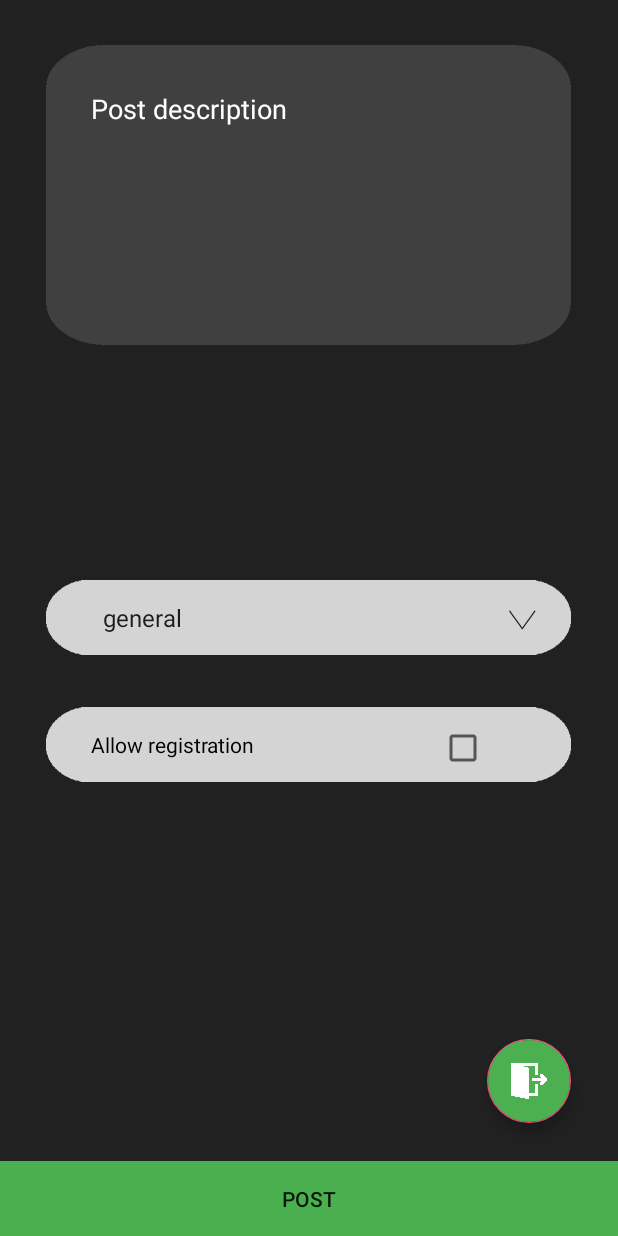
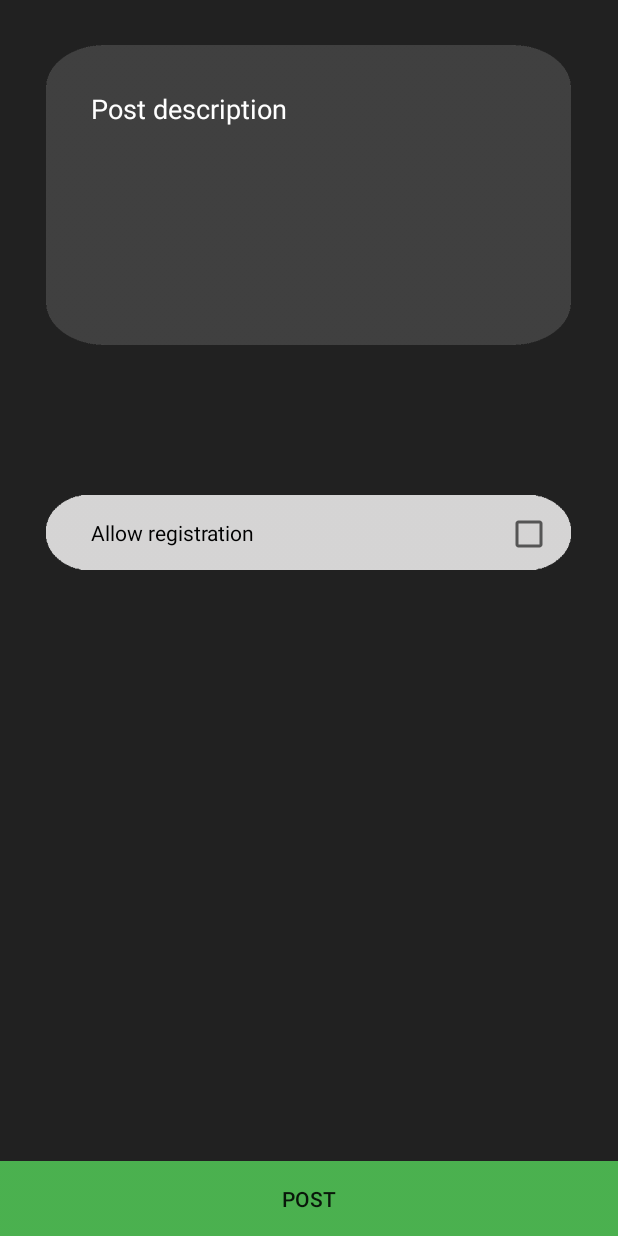
Before and after one commit to ashutosh15017/Sportify_version1, an Android app: the AddPost screen opened directly, with no data from a screen before it, on a phone screen of 412 x 824 dp. Run offline under Robolectric (Android 15) with nearby library versions, the phone set to English and light mode, and no system bars; our stand-ins replace Firebase (no records; nobody signed in at launch, a user with empty details on screens opened directly); 4 statements that could not run were skipped.

```diff
--- a/app/src/main/AndroidManifest.xml
+++ b/app/src/main/AndroidManifest.xml
@@ -34,6 +34,7 @@
             android:theme="@style/AppTheme.NoActionBar" />
         <activity
             android:name=".AddPost"
+            android:windowSoftInputMode="adjustPan|adjustResize"
             android:theme="@style/AppTheme.NoActionBar" />
         <activity
             android:name=".Home_Coordinator"
--- a/app/src/main/java/com/example/ishmeetkaur/sportify_version1/AddPost.java
+++ b/app/src/main/java/com/example/ishmeetkaur/sportify_version1/AddPost.java
@@ -49,16 +49,7 @@ public class AddPost extends AppCompatActivity {
 
         databaseReference = FirebaseDatabase.getInstance().getReference();
         mAuth = FirebaseAuth.getInstance();
-        fabLogout = (FloatingActionButton) findViewById(R.id.fabLogout);
-        fabLogout.setOnClickListener(new View.OnClickListener() {
-            @Override
-            public void onClick(View view) {
-                mAuth.signOut();
-                Intent i = new Intent(getApplicationContext(),Login.class);
-                startActivity(i);
-                Toast.makeText(getApplicationContext(), "Logged out", Toast.LENGTH_SHORT).show();
-            }
-        });
+
         typeSpinner.setOnItemSelectedListener(new AdapterView.OnItemSelectedListener() {
             @Override
             public void onItemSelected(AdapterView<?> adapterView, View view, int i, long l) {
--- a/app/src/main/java/com/example/ishmeetkaur/sportify_version1/Home_Coordinator.java
+++ b/app/src/main/java/com/example/ishmeetkaur/sportify_version1/Home_Coordinator.java
@@ -26,7 +26,6 @@ public class Home_Coordinator extends AppCompatActivity implements NavigationVie
     {
         super.onCreate(savedInstanceState);
         setContentView(R.layout.activity_home__coordinator);
-
         Toolbar toolbar2 = (Toolbar) findViewById(R.id.toolbar2);
         setSupportActionBar(toolbar2);
 
@@ -130,6 +129,7 @@ public class Home_Coordinator extends AppCompatActivity implements NavigationVie
     {
         mAuth.signOut();
         Intent i = new Intent(getApplicationContext(),Login.class);
+        //finishActivity(1);
         startActivity(i);
         Toast.makeText(getApplicationContext(), "Logged out", Toast.LENGTH_SHORT).show();
     }
--- a/app/src/main/java/com/example/ishmeetkaur/sportify_version1/SignUp_Fragment.java
+++ b/app/src/main/java/com/example/ishmeetkaur/sportify_version1/SignUp_Fragment.java
@@ -99,7 +99,7 @@ public class SignUp_Fragment extends Fragment {
         email = emailInput.getText().toString().trim();
         number = numInput.getText().toString().trim();
         password = passInput.getText().toString().trim();
-        confirmPassword = passInput.getText().toString().trim();
+        confirmPassword = confirmPasssInput.getText().toString().trim();
 
         if (checkMale.isChecked())
             gender = "male";
@@ -107,6 +107,8 @@ public class SignUp_Fragment extends Fragment {
             gender = "female";
         else if (!checkMale.isChecked() && !checkFemale.isChecked())
             Toast.makeText(getActivity(),"select gender",Toast.LENGTH_SHORT).show();
+        else if (checkMale.isChecked() && checkFemale.isChecked())
+            Toast.makeText(getActivity(),"invalid selection",Toast.LENGTH_SHORT).show();
 
 
         if (TextUtils.isEmpty(email) || TextUtils.isEmpty(password)|| TextUtils.isEmpty(name) || TextUtils.isEmpty(number) || TextUtils.isEmpty(confirmPassword) )
--- a/app/src/main/res/layout/activity_add_post.xml
+++ b/app/src/main/res/layout/activity_add_post.xml
@@ -15,9 +15,11 @@
         android:layout_margin="30dp"
         android:layout_alignParentTop="true"
         android:layout_centerHorizontal="true"
-        android:layout_marginTop="98dp"
+        android:layout_marginTop="100dp"
         android:ems="10"
-        android:inputType="textPersonName"
+        android:inputType="textMultiLine"
+        android:maxLines="3"
+        android:maxLength="280"
         android:hint="Post description"
         android:textAlignment="gravity"
         android:gravity="top|left"
@@ -25,15 +27,7 @@
         android:textColorHint="@android:color/white"
         android:textColor="@android:color/white"/>
 
-    <Spinner
-        android:id="@+id/typeSpinner"
-        android:layout_width="350dp"
-        android:layout_height="50dp"
-        android:paddingLeft="30dp"
-        android:layout_centerHorizontal="true"
-        android:layout_centerVertical="true"
-        android:background="@drawable/spinner"
-        android:entries="@array/post_type" />
+
 
     <Button
         android:id="@+id/postButton"
@@ -44,35 +38,14 @@
         android:background="@drawable/post_button"
         android:text="Post" />
 
-    <android.support.design.widget.FloatingActionButton
-        android:id="@+id/fabLogout"
-        android:layout_width="wrap_content"
-        android:layout_height="wrap_content"
-        android:layout_above="@+id/postButton"
-        android:layout_alignEnd="@+id/typeSpinner"
-        android:layout_marginBottom="25dp"
-        android:clickable="true"
-        android:backgroundTint="@color/buttonAccent"
-        app:srcCompat="@drawable/logout" />
-
-    <CheckBox
-        android:id="@+id/checkBox"
-        android:layout_width="wrap_content"
-        android:layout_height="wrap_content"
-        android:layout_below="@+id/typeSpinner"
-        android:layout_marginTop="40dp"
-        android:layout_toStartOf="@+id/fabLogout"
-        android:textColor="@android:color/white"
-        android:translationZ="1dp"
-        android:paddingBottom="25dp"
-       />
 
     <TextView
         android:id="@+id/textView8"
         android:layout_width="350dp"
         android:layout_height="50dp"
-        android:layout_alignBottom="@+id/checkBox"
-        android:layout_alignEnd="@+id/fabLogout"
+        android:layout_below="@+id/postText"
+        android:layout_centerHorizontal="true"
+        android:layout_marginTop="70dp"
         android:background="@drawable/check_box"
         android:gravity="center_vertical"
         android:paddingLeft="30dp"
@@ -80,5 +53,15 @@
         android:textAlignment="gravity"
         android:textColor="@android:color/black" />
 
+    <CheckBox
+        android:id="@+id/checkBox"
+        android:layout_width="wrap_content"
+        android:layout_height="wrap_content"
+        android:layout_alignBottom="@+id/textView8"
+        android:layout_alignEnd="@+id/textView8"
+        android:layout_marginBottom="8dp"
+        android:layout_marginEnd="12dp"
+       />
+
 
 </RelativeLayout>
```
